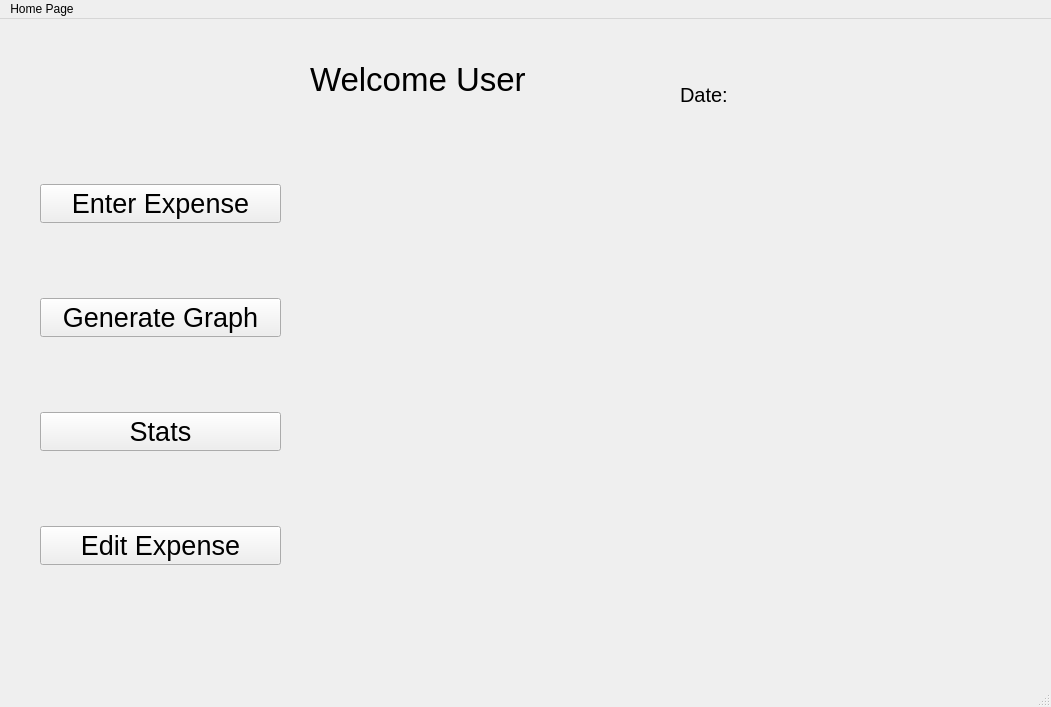
Old version of the form mainwindow.ui in the repository Shreyak125/Mind_Your_Money.
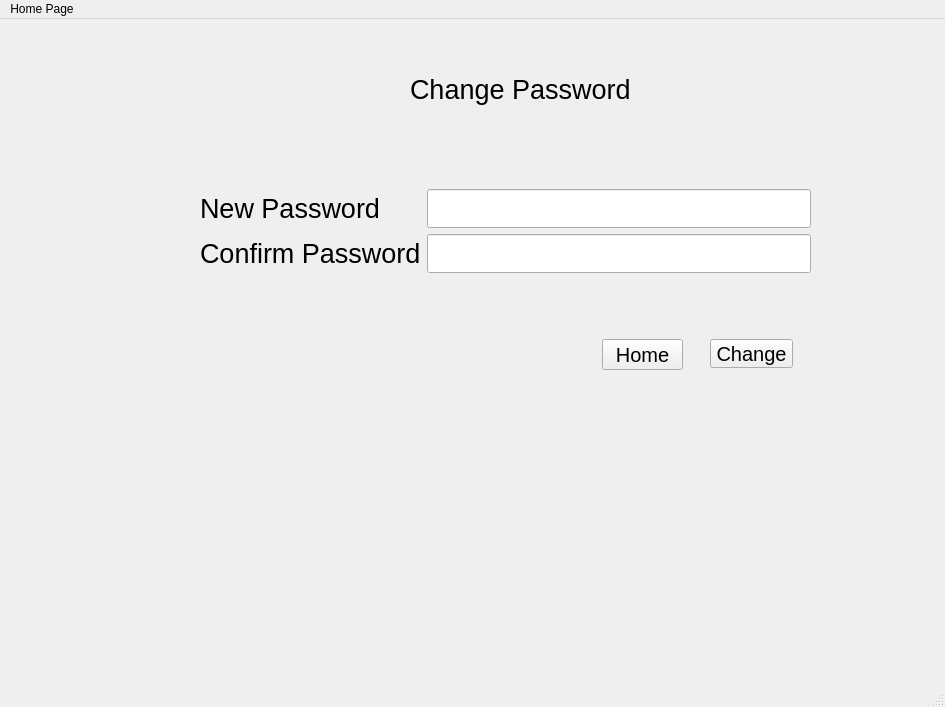
New version of the form.

```diff
--- a/mainwindow.ui
+++ b/mainwindow.ui
@@ -6,7 +6,7 @@
    <rect>
     <x>0</x>
     <y>0</y>
-    <width>1051</width>
+    <width>945</width>
     <height>707</height>
    </rect>
   </property>
@@ -19,7 +19,7 @@
      <rect>
       <x>10</x>
       <y>10</y>
-      <width>1021</width>
+      <width>891</width>
       <height>651</height>
      </rect>
     </property>
@@ -419,6 +419,89 @@
       </layout>
      </widget>
     </widget>
+    <widget class="QWidget" name="page_6">
+     <widget class="QWidget" name="formLayoutWidget_5">
+      <property name="geometry">
+       <rect>
+        <x>190</x>
+        <y>160</y>
+        <width>611</width>
+        <height>121</height>
+       </rect>
+      </property>
+      <layout class="QFormLayout" name="formLayout_5">
+       <item row="0" column="0">
+        <widget class="QLabel" name="label_20">
+         <property name="text">
+          <string>New Password</string>
+         </property>
+        </widget>
+       </item>
+       <item row="1" column="0">
+        <widget class="QLabel" name="label_21">
+         <property name="text">
+          <string>Confirm Password</string>
+         </property>
+        </widget>
+       </item>
+       <item row="0" column="1">
+        <widget class="QLineEdit" name="lineEdit_2"/>
+       </item>
+       <item row="1" column="1">
+        <widget class="QLineEdit" name="lineEdit_3"/>
+       </item>
+      </layout>
+     </widget>
+     <widget class="QLabel" name="label_19">
+      <property name="geometry">
+       <rect>
+        <x>400</x>
+        <y>30</y>
+        <width>271</width>
+        <height>61</height>
+       </rect>
+      </property>
+      <property name="text">
+       <string>Change Password</string>
+      </property>
+     </widget>
+     <widget class="QPushButton" name="btnFChange">
+      <property name="geometry">
+       <rect>
+        <x>700</x>
+        <y>310</y>
+        <width>83</width>
+        <height>29</height>
+       </rect>
+      </property>
+      <property name="font">
+       <font>
+        <pointsize>15</pointsize>
+       </font>
+      </property>
+      <property name="text">
+       <string>Change</string>
+      </property>
+     </widget>
+     <widget class="QPushButton" name="btnHome">
+      <property name="geometry">
+       <rect>
+        <x>592</x>
+        <y>310</y>
+        <width>81</width>
+        <height>31</height>
+       </rect>
+      </property>
+      <property name="font">
+       <font>
+        <pointsize>15</pointsize>
+       </font>
+      </property>
+      <property name="text">
+       <string>Home</string>
+      </property>
+     </widget>
+    </widget>
     <widget class="QWidget" name="page_3">
      <widget class="QLabel" name="label_10">
       <property name="geometry">
@@ -442,9 +525,9 @@
       <property name="geometry">
        <rect>
         <x>30</x>
-        <y>130</y>
+        <y>140</y>
         <width>241</width>
-        <height>431</height>
+        <height>421</height>
        </rect>
       </property>
       <layout class="QVBoxLayout" name="verticalLayout_2">
@@ -484,7 +567,7 @@
      <widget class="QWidget" name="horizontalLayoutWidget_4">
       <property name="geometry">
        <rect>
-        <x>670</x>
+        <x>540</x>
         <y>40</y>
         <width>321</width>
         <height>51</height>
@@ -655,8 +738,8 @@
     <rect>
      <x>0</x>
      <y>0</y>
-     <width>1051</width>
-     <height>25</height>
+     <width>945</width>
+     <height>33</height>
     </rect>
    </property>
    <widget class="QMenu" name="menuHome_Page">
```
Left out of the diff: 26 changed lines with no effect on the pictures.
